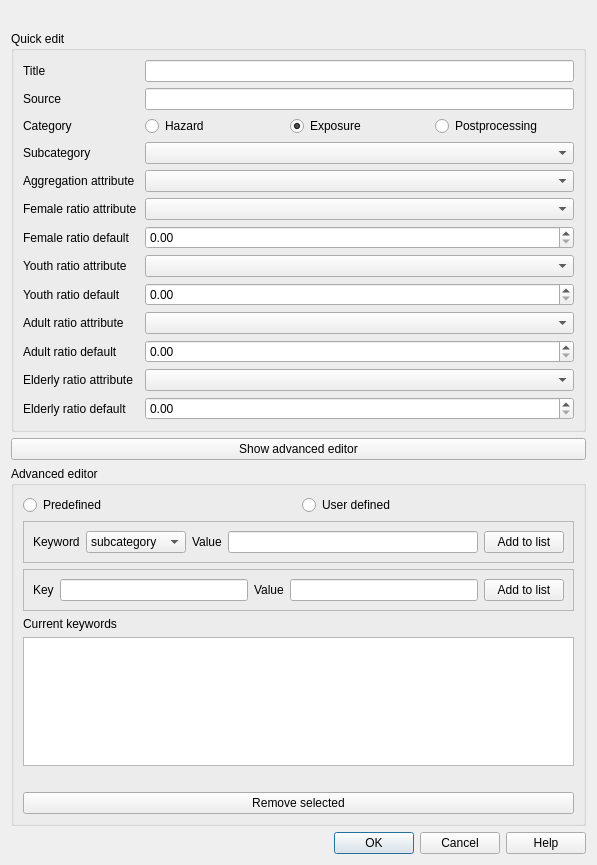
Qt form safe_qgis/ui/keywords_dialog_base.ui (inasafe/inasafe) before a commit.
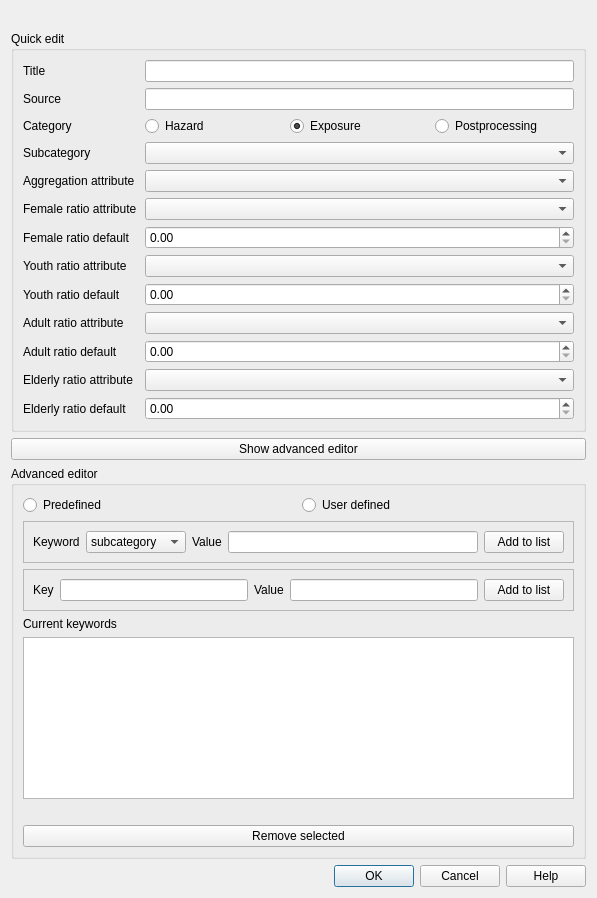
The same form after that commit. Icons and pictures are not drawn.

Commit message: Set max and step of combo box in aggregation keywords dialogs.

Diff of the .ui file:
```diff
--- a/safe_qgis/ui/keywords_dialog_base.ui
+++ b/safe_qgis/ui/keywords_dialog_base.ui
@@ -7,7 +7,7 @@
     <x>0</x>
     <y>0</y>
     <width>597</width>
-    <height>865</height>
+    <height>898</height>
    </rect>
   </property>
   <property name="sizePolicy">
```
Left out of the diff: 27 changed lines with no effect on the pictures. The commit also changes 1 other file.
